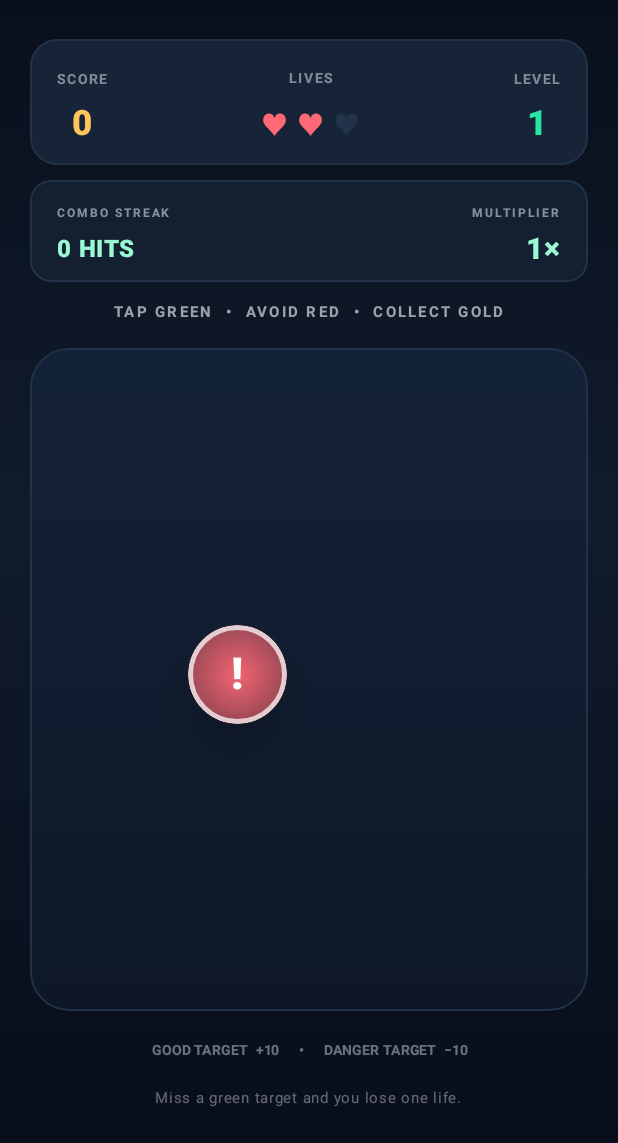
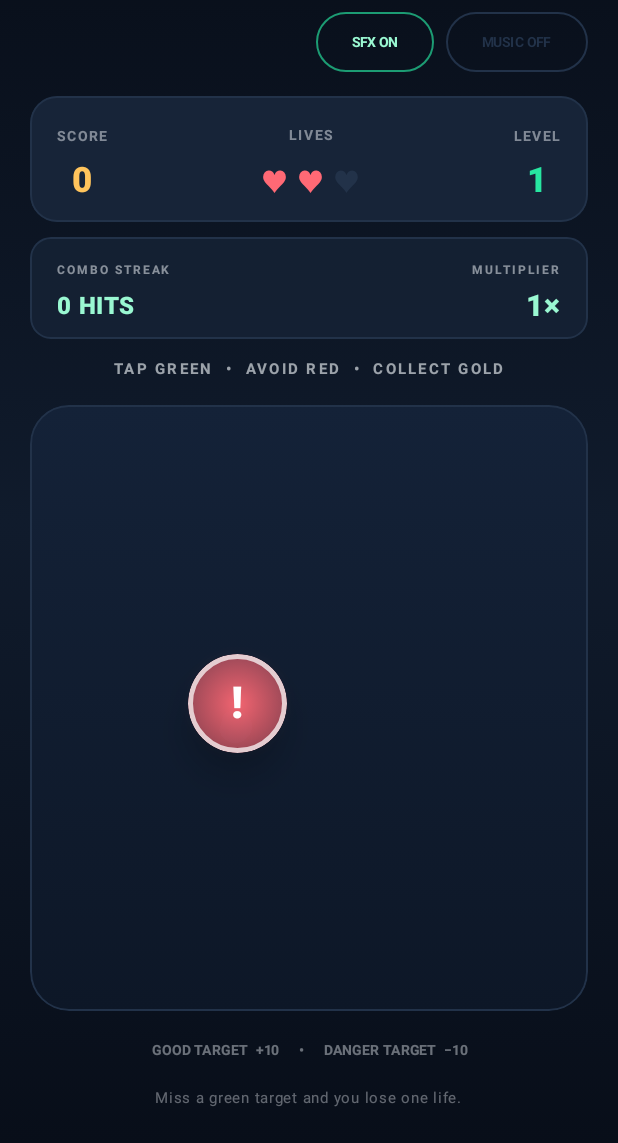
Before and after one commit to wanyoike-dennis/ReflexRush, an Android app built with Jetpack Compose: the screen it shows after launch (MainActivity), after a tap on "PLAY NOW", on a phone screen of 412 x 824 dp, the part 93-1236 px from its top. Run offline under Robolectric (Android 15) with nearby library versions, the phone set to English and light mode, and no system bars.

Commit message:
Connect gameplay events to sound effects and audio controls

```diff
--- a/app/src/main/java/com/inventsolutions/reflexrush/GameScreen.kt
+++ b/app/src/main/java/com/inventsolutions/reflexrush/GameScreen.kt
@@ -102,6 +102,9 @@ fun GameScreen(
 ) {
     val engine = remember { GameEngine() }
     val context = LocalContext.current
+    val audioManager = remember(context) { GameAudioManager(context.applicationContext) }
+    var soundEffectsEnabled by remember(audioManager) { mutableStateOf(audioManager.soundEffectsEnabled) }
+    var musicEnabled by remember(audioManager) { mutableStateOf(audioManager.musicEnabled) }
     var actionFeedback by remember { mutableStateOf<String?>(null) }
     var actionFeedbackColor by remember { mutableStateOf(RushGreen) }
     var feedbackToken by remember { mutableStateOf(0) }
@@ -115,6 +118,14 @@ fun GameScreen(
     var newBestAchieved by remember { mutableStateOf(false) }
     var isResumed by remember {
         mutableStateOf(lifecycleOwner.lifecycle.currentState.isAtLeast(Lifecycle.State.RESUMED))
+    }
+
+    DisposableEffect(audioManager) {
+        onDispose { audioManager.release() }
+    }
+
+    LaunchedEffect(gameState.status, isResumed) {
+        audioManager.setGameActive(gameState.status == GameStatus.RUNNING && isResumed)
     }
 
     DisposableEffect(lifecycleOwner) {
@@ -143,6 +154,7 @@ fun GameScreen(
             summary.finalScore > bestScore
         ) {
             onNewBestScore(summary.finalScore)
+            audioManager.play(GameAudioManager.Cue.PERSONAL_BEST)
             newBestAchieved = true
         }
     }
@@ -157,6 +169,7 @@ fun GameScreen(
                             .coerceAtLeast(1L)
                         val nextState = engine.advanceTime(elapsedMs)
                         val events = engine.drainEvents()
+                        audioManager.playEvents(events)
                         val livesLost = events.count { it is GameplayEvent.LifeLost }
                         if (livesLost > 0) {
                             actionFeedback = if (livesLost == 1) "−1 LIFE" else "−$livesLost LIVES"
@@ -217,7 +230,35 @@ fun GameScreen(
                 }
             }
 
-            Spacer(Modifier.height(22.dp))
+            Row(
+                modifier = Modifier.fillMaxWidth(),
+                horizontalArrangement = Arrangement.End,
+                verticalAlignment = Alignment.CenterVertically
+            ) {
+                OutlinedButton(
+                    onClick = {
+                        audioManager.setSoundEffectsEnabled(!soundEffectsEnabled)
+                        soundEffectsEnabled = audioManager.soundEffectsEnabled
+                    },
+                    border = BorderStroke(1.dp, if (soundEffectsEnabled) RushGreen.copy(alpha = 0.65f) else RushSurfaceVariant),
+                    colors = ButtonDefaults.outlinedButtonColors(contentColor = if (soundEffectsEnabled) RushMint else RushSurfaceVariant)
+                ) {
+                    Text(if (soundEffectsEnabled) "SFX ON" else "SFX OFF", fontSize = 9.sp, fontWeight = FontWeight.Bold)
+                }
+                Spacer(Modifier.width(8.dp))
+                OutlinedButton(
+                    onClick = {
+                        audioManager.setMusicEnabled(!musicEnabled)
+                        musicEnabled = audioManager.musicEnabled
+                    },
+                    border = BorderStroke(1.dp, if (musicEnabled) RushAmber.copy(alpha = 0.65f) else RushSurfaceVariant),
+                    colors = ButtonDefaults.outlinedButtonColors(contentColor = if (musicEnabled) RushAmber else RushSurfaceVariant)
+                ) {
+                    Text(if (musicEnabled) "MUSIC ON" else "MUSIC OFF", fontSize = 9.sp, fontWeight = FontWeight.Bold)
+                }
+            }
+
+            Spacer(Modifier.height(12.dp))
 
             Row(
                 modifier = Modifier
@@ -367,6 +408,7 @@ fun GameScreen(
                         onClick = {
                             val nextState = engine.tapTarget(target.id)
                             val events = engine.drainEvents()
+                            audioManager.playEvents(events)
                             val hitEvent = events.firstOrNull {
                                 it is GameplayEvent.GoodTargetHit ||
                                     it is GameplayEvent.DangerTargetHit ||
```
